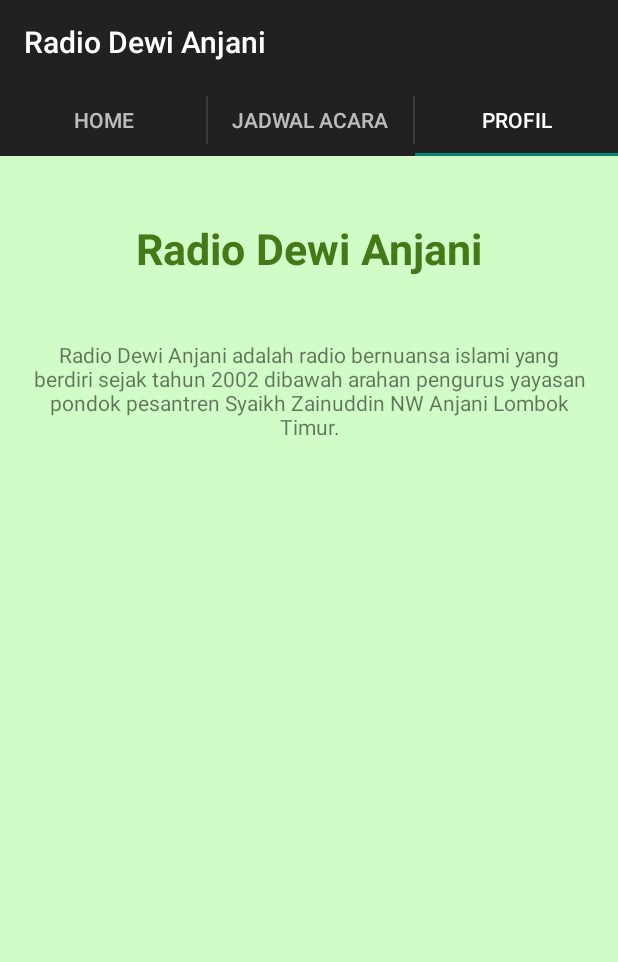
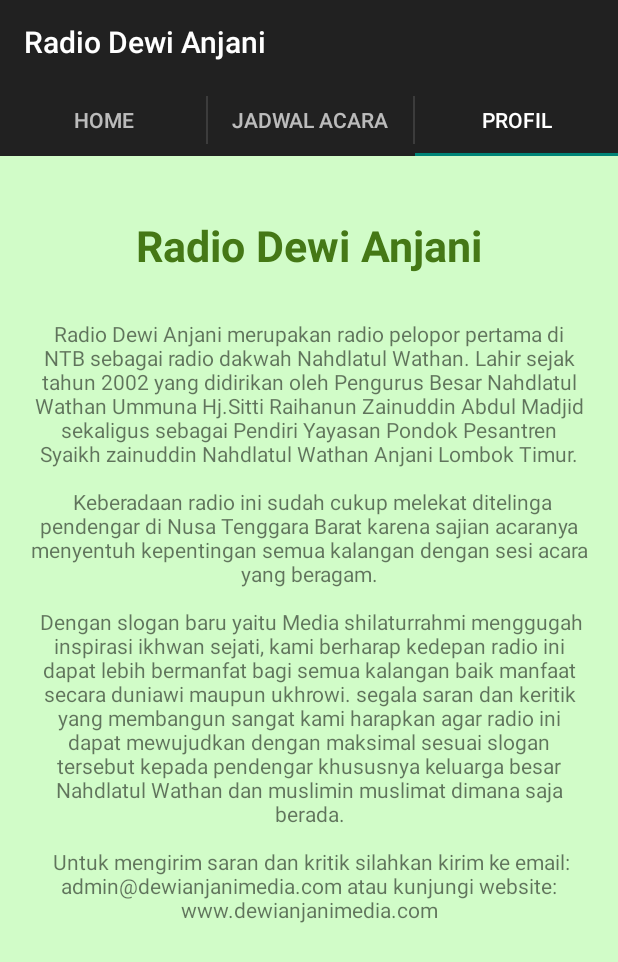
Before and after one commit to takin/rda, an Android app: the screen it shows after launch (MainActivity), tab 3 chosen, on a phone screen of 412 x 824 dp. Shown: the top 962 px of the screen. Run offline under Robolectric (Android 15) with nearby library versions, the phone set to English and light mode, and no system bars; 2 statements that could not run were skipped.

Commit message:
fix some bug

```diff
--- a/app/src/main/java/com/dewianjanimedia/rda/MainActivity.java
+++ b/app/src/main/java/com/dewianjanimedia/rda/MainActivity.java
@@ -35,7 +35,7 @@
 //    mp.setDataSource("http://173.224.124.217:8160");
 //    mp.setDataSource("http://ina.vinhostmedia.com:8000/user300");
 
-    ViewPager mViewPager;
+    private ViewPager mViewPager;
 
     @Override
     protected void onCreate(Bundle savedInstanceState) {
--- a/app/src/main/res/layout/fragment_profil.xml
+++ b/app/src/main/res/layout/fragment_profil.xml
@@ -1,31 +1,37 @@
 <?xml version="1.0" encoding="utf-8"?>
-<RelativeLayout xmlns:android="http://schemas.android.com/apk/res/android"
+<ScrollView xmlns:android="http://schemas.android.com/apk/res/android"
     android:orientation="vertical" android:layout_width="match_parent"
     android:background="@color/base_background_color"
     android:layout_height="match_parent">
 
-    <TextView
-        android:layout_width="wrap_content"
-        android:layout_height="wrap_content"
-        android:text="@string/profil_header"
-        android:id="@+id/textView"
-        android:layout_gravity="center_horizontal"
-        android:textColor="@color/base_color"
-        android:textSize="13pt"
-        android:textStyle="bold"
-        android:layout_alignParentTop="true"
-        android:layout_centerHorizontal="true"
-        android:layout_marginTop="42dp" />
 
-    <TextView
+    <RelativeLayout
+        android:layout_width="match_parent"
+        android:layout_height="match_parent">
+
+        <TextView
         android:layout_width="wrap_content"
         android:layout_height="wrap_content"
         android:text="@string/profil_content"
         android:id="@+id/textView3"
         android:layout_below="@+id/textView"
         android:layout_centerHorizontal="true"
-        android:layout_marginTop="42dp"
+        android:layout_marginTop="30dp"
         android:paddingLeft="20dp"
         android:paddingRight="20dp"
         android:gravity="center" />
-</RelativeLayout>
+
+        <TextView
+            android:layout_width="wrap_content"
+            android:layout_height="wrap_content"
+            android:text="@string/profil_header"
+            android:id="@+id/textView"
+            android:layout_gravity="center_horizontal"
+            android:textColor="@color/base_color"
+            android:textSize="13pt"
+            android:textStyle="bold"
+            android:layout_alignParentTop="true"
+            android:layout_centerHorizontal="true"
+            android:layout_marginTop="40dp" />
+    </RelativeLayout>
+</ScrollView>
--- a/app/src/main/res/values/strings.xml
+++ b/app/src/main/res/values/strings.xml
@@ -17,7 +17,12 @@
 
     <string name="profil_header">Radio Dewi Anjani</string>
     <string name="profil_content">
-        Radio Dewi Anjani adalah radio bernuansa islami yang berdiri sejak tahun 2002 dibawah arahan pengurus yayasan pondok pesantren Syaikh Zainuddin NW Anjani Lombok Timur.
+        Radio Dewi Anjani merupakan radio pelopor pertama di NTB sebagai radio dakwah Nahdlatul Wathan.
+        Lahir sejak tahun 2002 yang didirikan oleh Pengurus Besar Nahdlatul Wathan Ummuna Hj.Sitti Raihanun Zainuddin Abdul Madjid
+        sekaligus sebagai Pendiri Yayasan Pondok Pesantren Syaikh zainuddin Nahdlatul Wathan Anjani Lombok Timur.\n\n
+        Keberadaan radio ini sudah cukup melekat ditelinga pendengar di Nusa Tenggara Barat karena sajian acaranya menyentuh kepentingan semua kalangan dengan sesi acara yang beragam.\n\n
+        Dengan slogan baru yaitu Media shilaturrahmi menggugah inspirasi ikhwan sejati, kami berharap kedepan radio ini dapat lebih bermanfat bagi semua kalangan baik manfaat secara duniawi maupun ukhrowi. segala saran dan keritik yang membangun sangat kami harapkan agar radio ini dapat mewujudkan dengan maksimal sesuai slogan tersebut kepada pendengar khususnya keluarga besar Nahdlatul Wathan dan muslimin muslimat dimana saja berada.\n\n
+        Untuk mengirim saran dan kritik silahkan kirim ke email: admin@dewianjanimedia.com atau kunjungi website: www.dewianjanimedia.com\n\n
     </string>
 
     <string name="action_settings">Settings</string>
```
